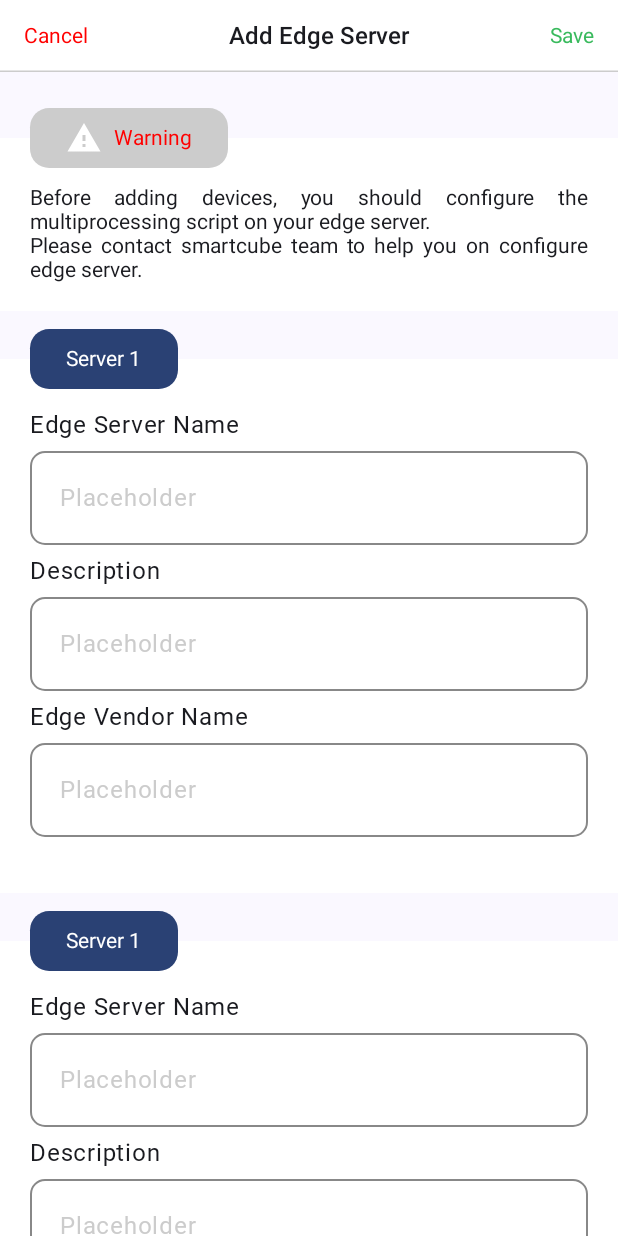
After one commit to PPI-DEV-ORG/smartcube_app, an Android app built with Jetpack Compose: the composable FormAddEdgeServerScreen shown on its own in the app's theme, on a phone screen of 412 x 824 dp. The commit adds this screen. Run offline under Robolectric (Android 15) with nearby library versions, the phone set to English and light mode, and no system bars; network calls fail; 1 statement that could not run was skipped.

Commit message:
add screen add edge server

```diff
--- a/app/src/main/java/com/ppidev/smartcube/contract/data/local/storage/ITokenAppDataStorePref.kt
+++ b/app/src/main/java/com/ppidev/smartcube/contract/data/local/storage/ITokenAppDataStorePref.kt
@@ -4,6 +4,10 @@ import kotlinx.coroutines.flow.Flow
 
 interface ITokenAppDataStorePref<T> {
     fun get(): Flow<T>
+
+    suspend fun getAccessToken(): String?
+
+    suspend fun getFcmToken(): String?
 
     suspend fun set(data: T): Boolean
 
--- a/app/src/main/java/com/ppidev/smartcube/data/repository/NotificationRepositoryImpl.kt
+++ b/app/src/main/java/com/ppidev/smartcube/data/repository/NotificationRepositoryImpl.kt
@@ -14,7 +14,10 @@ class NotificationRepositoryImpl @Inject constructor(
     private val appContext: Application
 ) : INotificationRepository {
     override suspend fun getAllNotifications(): Response<List<NotificationDto>> {
-        return api.getListNotifications()
+
+        val response = api.getListNotifications()
+        Log.d("NOTIF_", response.toString())
+        return response
     }
 
     override suspend fun getDetailNotification(notificationId: UInt): NotificationDto {
--- a/app/src/main/java/com/ppidev/smartcube/domain/use_case/notification/ListNotificationsUseCase.kt
+++ b/app/src/main/java/com/ppidev/smartcube/domain/use_case/notification/ListNotificationsUseCase.kt
@@ -1,5 +1,6 @@
 package com.ppidev.smartcube.domain.use_case.notification
 
+import android.util.Log
 import com.ppidev.smartcube.common.EExceptionCode
 import com.ppidev.smartcube.common.Resource
 import com.ppidev.smartcube.contract.data.repository.INotificationRepository
@@ -21,6 +22,7 @@ class ListNotificationsUseCase @Inject constructor(
             emit(Resource.Loading())
             val notificationsData =
                 notificationRepository.get().getAllNotifications().data.map { it.toNotificationModel() }
+
             emit(Resource.Success(notificationsData))
         } catch (e: HttpException) {
             emit(
--- a/app/src/main/java/com/ppidev/smartcube/presentation/dashboard/DashboardScreen.kt
+++ b/app/src/main/java/com/ppidev/smartcube/presentation/dashboard/DashboardScreen.kt
@@ -8,7 +8,6 @@ import androidx.compose.runtime.Composable
 import androidx.compose.runtime.DisposableEffect
 import androidx.compose.runtime.LaunchedEffect
 import androidx.compose.ui.Modifier
-import androidx.compose.ui.platform.LocalContext
 import androidx.compose.ui.tooling.preview.Preview
 import androidx.compose.ui.unit.dp
 import com.ppidev.smartcube.ui.components.HeaderSection
@@ -62,6 +61,7 @@ fun DashboardScreen(
         onEvent(DashboardEvent.SubscribeToMqttService)
         onEvent(DashboardEvent.GetListModelInstalled)
         onEvent(DashboardEvent.GetDeviceConfig)
+        onEvent(DashboardEvent.GetListNotification)
     }
 
     DisposableEffect(Unit) {
--- a/app/src/main/java/com/ppidev/smartcube/presentation/dashboard/DashboardViewModel.kt
+++ b/app/src/main/java/com/ppidev/smartcube/presentation/dashboard/DashboardViewModel.kt
@@ -74,6 +74,9 @@ class DashboardViewModel @Inject constructor(
                 }
 
                 is Resource.Error -> {
+                    state = state.copy(
+                        isLoadingNotification = false
+                    )
                 }
 
                 is Resource.Loading -> {
--- /dev/null
+++ b/app/src/main/java/com/ppidev/smartcube/presentation/edge_server/form_add/FormAddEdgeServerScreen.kt
@@ -0,0 +1,178 @@
+package com.ppidev.smartcube.presentation.edge_server.form_add
+
+import android.widget.Space
+import androidx.compose.foundation.background
+import androidx.compose.foundation.border
+import androidx.compose.foundation.gestures.Orientation
+import androidx.compose.foundation.gestures.rememberScrollableState
+import androidx.compose.foundation.gestures.scrollable
+import androidx.compose.foundation.layout.Arrangement
+import androidx.compose.foundation.layout.Box
+import androidx.compose.foundation.layout.Column
+import androidx.compose.foundation.layout.Row
+import androidx.compose.foundation.layout.Spacer
+import androidx.compose.foundation.layout.fillMaxSize
+import androidx.compose.foundation.layout.fillMaxWidth
+import androidx.compose.foundation.layout.height
+import androidx.compose.foundation.layout.offset
+import androidx.compose.foundation.layout.padding
+import androidx.compose.foundation.layout.size
+import androidx.compose.foundation.rememberScrollState
+import androidx.compose.foundation.text.ClickableText
+import androidx.compose.foundation.verticalScroll
+import androidx.compose.material.icons.Icons
+import androidx.compose.material.icons.outlined.Warning
+import androidx.compose.material3.ButtonDefaults
+import androidx.compose.material3.Icon
+import androidx.compose.material3.MaterialTheme
+import androidx.compose.material3.Text
+import androidx.compose.runtime.Composable
+import androidx.compose.ui.Alignment
+import androidx.compose.ui.Modifier
+import androidx.compose.ui.draw.drawBehind
+import androidx.compose.ui.geometry.Offset
+import androidx.compose.ui.graphics.Color
+import androidx.compose.ui.text.AnnotatedString
+import androidx.compose.ui.text.TextStyle
+import androidx.compose.ui.text.font.FontWeight
+import androidx.compose.ui.text.style.TextAlign
+import androidx.compose.ui.tooling.preview.Preview
+import androidx.compose.ui.unit.dp
+import androidx.compose.ui.unit.sp
+import com.ppidev.smartcube.ui.components.TagLabel
+import com.ppidev.smartcube.ui.components.form.CustomInputField
+import com.ppidev.smartcube.ui.theme.DarkGray
+import com.ppidev.smartcube.ui.theme.LightGreen
+import com.ppidev.smartcube.utils.bottomBorder
+
+@Composable
+fun FormAddEdgeServerScreen() {
+    Column(
+        modifier = Modifier.verticalScroll(rememberScrollState())
+    ) {
+        Row(
+            modifier = Modifier
+                .fillMaxWidth()
+                .height(48.dp)
+                .background(color = Color.White)
+                .bottomBorder(1.dp, Color.LightGray)
+                .padding(horizontal = 16.dp),
+            horizontalArrangement = Arrangement.SpaceBetween,
+            verticalAlignment = Alignment.CenterVertically,
+        ) {
+            ClickableText(
+                text = AnnotatedString("Cancel"), onClick = {}, style = TextStyle(
+                    color = Color.Red
+                )
+            )
+
+            Text(
+                text = "Add Edge Server", style = TextStyle(
+                    fontWeight = FontWeight.Medium,
+                    fontSize = 16.sp
+                )
+            )
+
+            ClickableText(
+                text = AnnotatedString("Save"), onClick = {}, style = TextStyle(
+                    color = LightGreen
+                )
+            )
+        }
+
+        Spacer(modifier = Modifier.size(44.dp))
+
+        Box(
+            modifier = Modifier
+                .background(Color.White)
+                .padding(horizontal = 20.dp)
+        ) {
+            TagLabel(modifier = Modifier.offset(y = (-24).dp),
+                text = "Warning",
+                backgroundColor = ButtonDefaults.buttonColors(Color.LightGray),
+                textStyle = TextStyle(
+                    color = Color.Red
+                ),
+                iconStart = true,
+                icon = {
+                    Icon(imageVector = Icons.Outlined.Warning, contentDescription = "warning")
+                })
+
+            Text(
+                modifier = Modifier.padding(top = 32.dp, bottom = 19.dp),
+                text = "Before adding devices, you should configure the multiprocessing script on your edge server.\n" +
+                        "Please contact smartcube team to help you on configure edge server.",
+                style = TextStyle(
+                    textAlign = TextAlign.Justify,
+                )
+            )
+        }
+
+        Spacer(modifier = Modifier.size(32.dp))
+        CardItemAddServer(
+            titleTag = "Server 1",
+            serverName = "",
+            description = "",
+            serverVendor = "",
+            onServerNameChange = { /*TODO*/ },
+            onDescriptionChange = { /*TODO*/ }) {
+
+        }
+        Spacer(modifier = Modifier.size(32.dp))
+
+        CardItemAddServer(
+            titleTag = "Server 1",
+            serverName = "",
+            description = "",
+            serverVendor = "",
+            onServerNameChange = { /*TODO*/ },
+            onDescriptionChange = { /*TODO*/ }) {
+
+        }
+    }
+}
+
+@Preview(showBackground = true, showSystemUi = true)
+@Composable
+fun FormAddEdgeServerScreenPreview() {
+    FormAddEdgeServerScreen()
+}
+
+@Composable
+fun CardItemAddServer(
+    titleTag: String,
+    serverName: String,
+    description: String,
+    serverVendor: String,
+    onServerNameChange: () -> Unit,
+    onDescriptionChange: () -> Unit,
+    onServerVendorChange: () -> Unit
+) {
+    Box(
+        modifier = Modifier
+            .background(Color.White)
+            .padding(horizontal = 20.dp)
+    ) {
+        TagLabel(modifier = Modifier.offset(y = (-24).dp), text = titleTag)
+
+        Column(
+            modifier = Modifier.padding(vertical = 32.dp)
+        ) {
+            CustomInputField(
+                label = "Edge Server Name",
+                text = serverName,
+                errorText = "",
+                onTextChanged = { onServerNameChange() })
+            CustomInputField(
+                label = "Description",
+                text = description,
+                errorText = "",
+                onTextChanged = { onDescriptionChange() })
+            CustomInputField(
+                label = "Edge Vendor Name",
+                text = serverVendor,
+                errorText = "",
+                onTextChanged = { onServerVendorChange() })
+        }
+    }
+}
--- a/app/src/main/java/com/ppidev/smartcube/presentation/register/RegisterViewModel.kt
+++ b/app/src/main/java/com/ppidev/smartcube/presentation/register/RegisterViewModel.kt
@@ -1,6 +1,5 @@
 package com.ppidev.smartcube.presentation.register
 
-import android.util.Log
 import androidx.compose.runtime.getValue
 import androidx.compose.runtime.mutableStateOf
 import androidx.compose.runtime.setValue
@@ -8,8 +7,6 @@ import androidx.lifecycle.ViewModel
 import androidx.lifecycle.viewModelScope
 import com.ppidev.smartcube.common.Resource
 import com.ppidev.smartcube.contract.domain.use_case.auth.IRegisterUseCase
-//import com.ppidev.smartcube.di.NavigationService
-import com.ppidev.smartcube.ui.Screen
 import com.ppidev.smartcube.utils.validateEmail
 import dagger.Lazy
 import dagger.hilt.android.lifecycle.HiltViewModel
--- /dev/null
+++ b/app/src/main/java/com/ppidev/smartcube/ui/components/TagLabel.kt
@@ -0,0 +1,52 @@
+package com.ppidev.smartcube.ui.components
+
+import androidx.compose.foundation.background
+import androidx.compose.foundation.layout.Row
+import androidx.compose.foundation.layout.Spacer
+import androidx.compose.foundation.layout.size
+import androidx.compose.foundation.shape.RoundedCornerShape
+import androidx.compose.material3.Button
+import androidx.compose.material3.ButtonColors
+import androidx.compose.material3.ButtonDefaults
+import androidx.compose.material3.Icon
+import androidx.compose.material3.MaterialTheme
+import androidx.compose.material3.Scaffold
+import androidx.compose.material3.Text
+import androidx.compose.runtime.Composable
+import androidx.compose.ui.Modifier
+import androidx.compose.ui.text.TextStyle
+import androidx.compose.ui.tooling.preview.Preview
+import androidx.compose.ui.unit.dp
+
+@Composable
+fun TagLabel(
+    text: String,
+    modifier: Modifier = Modifier,
+    iconStart: Boolean = false,
+    icon: (@Composable () -> Unit)? = null,
+    textStyle: TextStyle = TextStyle(),
+    backgroundColor: ButtonColors = ButtonDefaults.buttonColors(MaterialTheme.colorScheme.primary)
+) {
+    Button(
+        modifier = modifier,
+        onClick = {},
+        shape = RoundedCornerShape(32),
+        colors = backgroundColor
+    ) {
+        if (iconStart && icon != null) {
+            icon.invoke()
+            Spacer(modifier = Modifier.size(8.dp))
+        }
+        Text(text = text, style = textStyle)
+        if (!iconStart && icon != null) {
+            Spacer(modifier = Modifier.size(8.dp))
+            icon.invoke()
+        }
+    }
+}
+
+@Preview(showBackground = true, showSystemUi = true)
+@Composable
+fun TagLabelPreview() {
+    TagLabel(text = "label")
+}
--- a/app/src/main/java/com/ppidev/smartcube/ui/theme/Color.kt
+++ b/app/src/main/java/com/ppidev/smartcube/ui/theme/Color.kt
@@ -12,3 +12,5 @@ val Pink40 = Color(0xFF7D5260)
 
 val LightGray = Color(0xFFF8F8F8)
 val DarkGray = Color(0xFF625B71)
+
+val LightGreen = Color(0xFF39BA5D)
--- a/app/src/main/java/com/ppidev/smartcube/utils/Utils.kt
+++ b/app/src/main/java/com/ppidev/smartcube/utils/Utils.kt
@@ -1,7 +1,15 @@
 package com.ppidev.smartcube.utils
 
+import android.annotation.SuppressLint
 import android.graphics.Bitmap
 import android.graphics.BitmapFactory
+import androidx.compose.ui.Modifier
+import androidx.compose.ui.composed
+import androidx.compose.ui.draw.drawBehind
+import androidx.compose.ui.geometry.Offset
+import androidx.compose.ui.graphics.Color
+import androidx.compose.ui.platform.LocalDensity
+import androidx.compose.ui.unit.Dp
 import java.io.IOException
 import java.net.HttpURLConnection
 import java.net.URL
@@ -27,3 +35,25 @@ fun validateEmail(email: String): Boolean {
     val emailRegex = "[a-zA-Z0-9._-]+@[a-z]+\\.+[a-z]+".toRegex()
     return email.matches(emailRegex)
 }
+
+fun Color.fromHex(color: String) = Color(android.graphics.Color.parseColor("#$color"))
+
+@SuppressLint("ModifierFactoryUnreferencedReceiver")
+fun Modifier.bottomBorder(strokeWidth: Dp, color: Color) = composed(
+    factory = {
+        val density = LocalDensity.current
+        val strokeWidthPx = density.run { strokeWidth.toPx() }
+
+        Modifier.drawBehind {
+            val width = size.width
+            val height = size.height - strokeWidthPx/2
+
+            drawLine(
+                color = color,
+                start = Offset(x = 0f, y = height),
+                end = Offset(x = width , y = height),
+                strokeWidth = strokeWidthPx
+            )
+        }
+    }
+)
```
Also changed, not shown: app/src/main/java/com/ppidev/smartcube/data/local/storage/TokenAppDatastorePref.kt (+9 -0 lines), app/src/main/java/com/ppidev/smartcube/data/remote/api/Interceptor.kt (added, +26 -0 lines), app/src/main/java/com/ppidev/smartcube/di/AppModule.kt (+14 -1 lines), app/src/main/java/com/ppidev/smartcube/presentation/edge_server/form_add/FormAddEdgeServerState.kt (added, +12 -0 lines).
